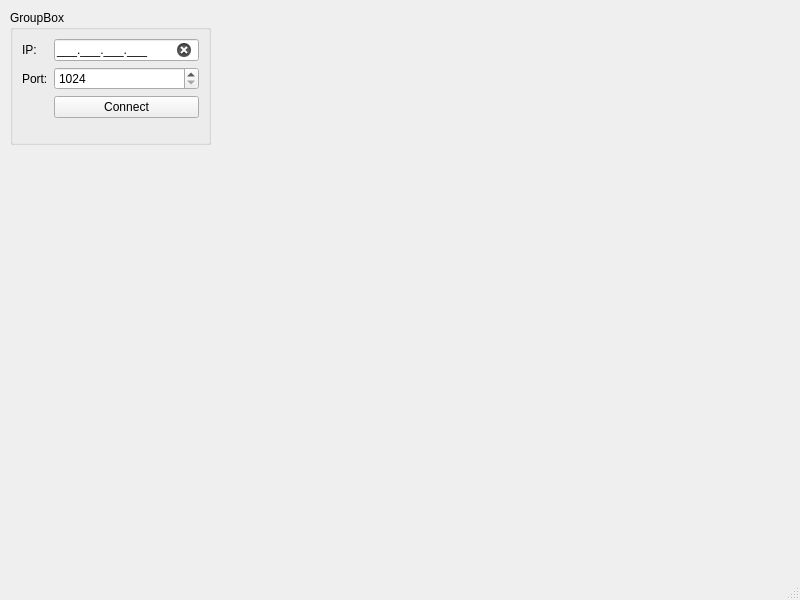
ItsNotSoftware/Distributed-Illumination-Control-System, file interface/mainwindow.ui: the form before one commit.
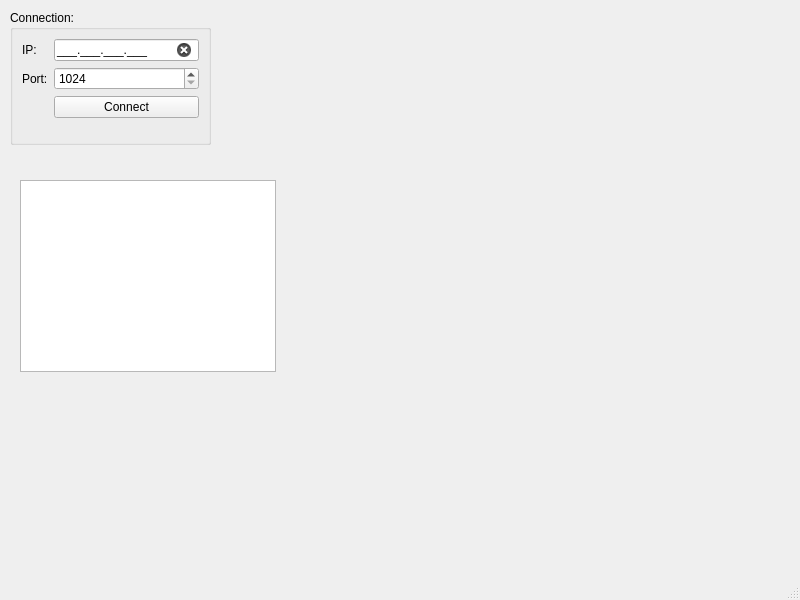
The form after the commit.

Commit message: Ui making a connection

The edit to the form file:
```diff
--- a/interface/mainwindow.ui
+++ b/interface/mainwindow.ui
@@ -33,7 +33,7 @@
      </rect>
     </property>
     <property name="title">
-     <string>GroupBox</string>
+     <string>Connection:</string>
     </property>
     <layout class="QFormLayout" name="formLayout_2">
      <item row="0" column="0">
@@ -82,6 +82,16 @@
      </item>
     </layout>
    </widget>
+   <widget class="QListWidget" name="lstConsole">
+    <property name="geometry">
+     <rect>
+      <x>20</x>
+      <y>180</y>
+      <width>256</width>
+      <height>192</height>
+     </rect>
+    </property>
+   </widget>
   </widget>
   <widget class="QMenuBar" name="menubar">
    <property name="geometry">
```
Left out of the diff: 2 changed lines with no effect on the pictures. The commit also changes 45 other files.
